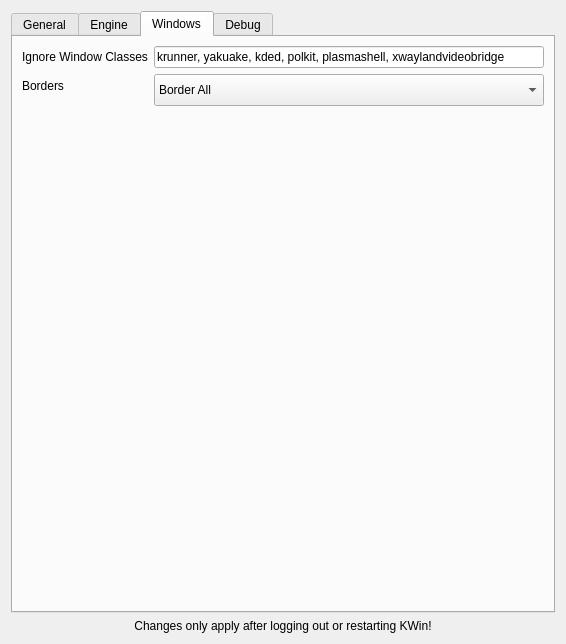
Above: res/config.ui from zeroxoneafour/polonium before the change. Below: the same form after it.
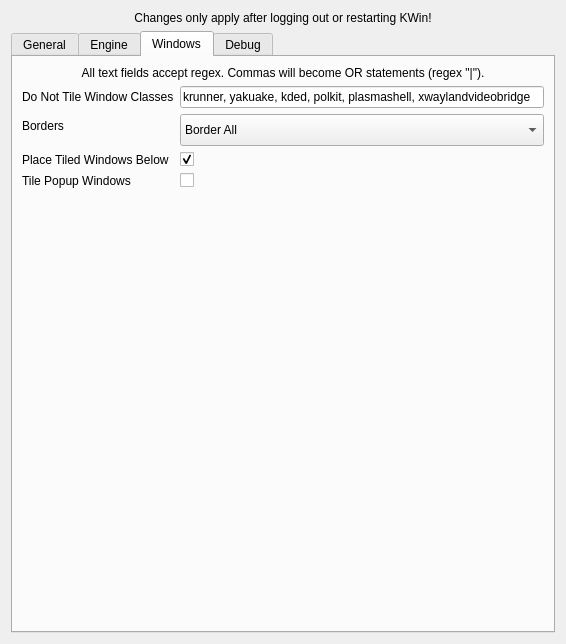
That is the form after the change.

Commit message: added config for tiling popups and sending to back

```diff
--- a/res/config.ui
+++ b/res/config.ui
@@ -14,7 +14,7 @@
    <string>Polonium</string>
   </property>
   <layout class="QGridLayout" name="gridLayout">
-   <item row="0" column="1">
+   <item row="1" column="1">
     <layout class="QVBoxLayout" name="verticalLayout">
      <item>
       <widget class="QTabWidget" name="tabWidget">
@@ -90,28 +90,28 @@
          <string>Windows</string>
         </attribute>
         <layout class="QFormLayout" name="formLayout_4">
-         <item row="0" column="0">
+         <item row="1" column="0">
           <widget class="QLabel" name="ignoreWindowClassesLabel">
            <property name="text">
-            <string>Ignore Window Classes</string>
+            <string>Do Not Tile Window Classes</string>
            </property>
           </widget>
          </item>
-         <item row="0" column="1">
+         <item row="1" column="1">
           <widget class="QLineEdit" name="kcfg_IgnoreWindowClasses">
            <property name="text">
             <string>krunner, yakuake, kded, polkit, plasmashell, xwaylandvideobridge</string>
            </property>
           </widget>
          </item>
-         <item row="1" column="0">
+         <item row="2" column="0">
           <widget class="QLabel" name="bordersLabel">
            <property name="text">
             <string>Borders</string>
            </property>
           </widget>
          </item>
-         <item row="1" column="1">
+         <item row="2" column="1">
           <widget class="QComboBox" name="kcfg_Borders">
            <property name="minimumSize">
             <size>
@@ -149,6 +149,53 @@
            </item>
           </widget>
          </item>
+         <item row="3" column="0">
+          <widget class="QLabel" name="tiledWindowsBelowLabel">
+           <property name="text">
+            <string>Place Tiled Windows Below</string>
+           </property>
+          </widget>
+         </item>
+         <item row="3" column="1">
+          <widget class="QCheckBox" name="kcfg_TiledWindowsBelow">
+           <property name="text">
+            <string/>
+           </property>
+           <property name="checked">
+            <bool>true</bool>
+           </property>
+          </widget>
+         </item>
+         <item row="0" column="0" colspan="2">
+          <widget class="QLabel" name="regexInfoLabel">
+           <property name="sizePolicy">
+            <sizepolicy hsizetype="Expanding" vsizetype="Fixed">
+             <horstretch>0</horstretch>
+             <verstretch>0</verstretch>
+            </sizepolicy>
+           </property>
+           <property name="text">
+            <string>All text fields accept regex. Commas will become OR statements (regex &quot;|&quot;).</string>
+           </property>
+           <property name="alignment">
+            <set>Qt::AlignmentFlag::AlignCenter</set>
+           </property>
+          </widget>
+         </item>
+         <item row="4" column="0">
+          <widget class="QLabel" name="label_2">
+           <property name="text">
+            <string>Tile Popup Windows</string>
+           </property>
+          </widget>
+         </item>
+         <item row="4" column="1">
+          <widget class="QCheckBox" name="kcfg_TilePopups">
+           <property name="text">
+            <string/>
+           </property>
+          </widget>
+         </item>
         </layout>
        </widget>
        <widget class="QWidget" name="Debug">
@@ -194,18 +241,18 @@
        </widget>
       </widget>
      </item>
-     <item>
-      <widget class="QLabel" name="label">
-       <property name="text">
-        <string>Changes only apply after logging out or restarting KWin!</string>
-       </property>
-       <property name="alignment">
-        <set>Qt::AlignmentFlag::AlignCenter</set>
-       </property>
-      </widget>
-     </item>
     </layout>
    </item>
+   <item row="0" column="1">
+    <widget class="QLabel" name="label">
+     <property name="text">
+      <string>Changes only apply after logging out or restarting KWin!</string>
+     </property>
+     <property name="alignment">
+      <set>Qt::AlignmentFlag::AlignCenter</set>
+     </property>
+    </widget>
+   </item>
   </layout>
  </widget>
  <resources/>
```
The commit also changes 5 other files.
